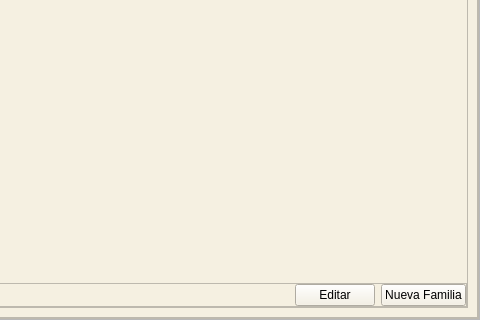
Stepaniuk-Matias/ProABAD, file src/ui_files/family_atributes_window_view.ui: the form before one commit; both pictures show x 544 to 1024 and y 260 to 580 of the 1024 by 580 pixel window.
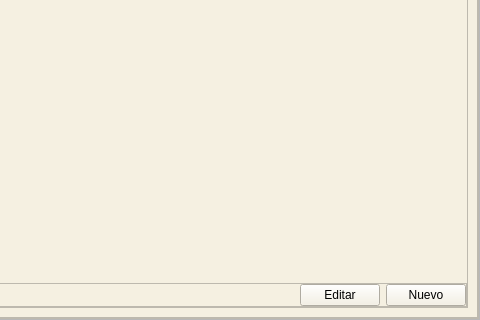
The form after the commit. Icons and pictures are not drawn.

```diff
--- a/src/ui_files/family_atributes_window_view.ui
+++ b/src/ui_files/family_atributes_window_view.ui
@@ -387,7 +387,7 @@
 QPushButton::hover {background-color : #ffc13b};</string>
                     </property>
                     <property name="text">
-                     <string>Nueva Familia</string>
+                     <string>Nuevo</string>
                     </property>
                     <property name="icon">
                      <iconset>
```
Left out of the diff: 4 changed lines with no effect on the pictures.
